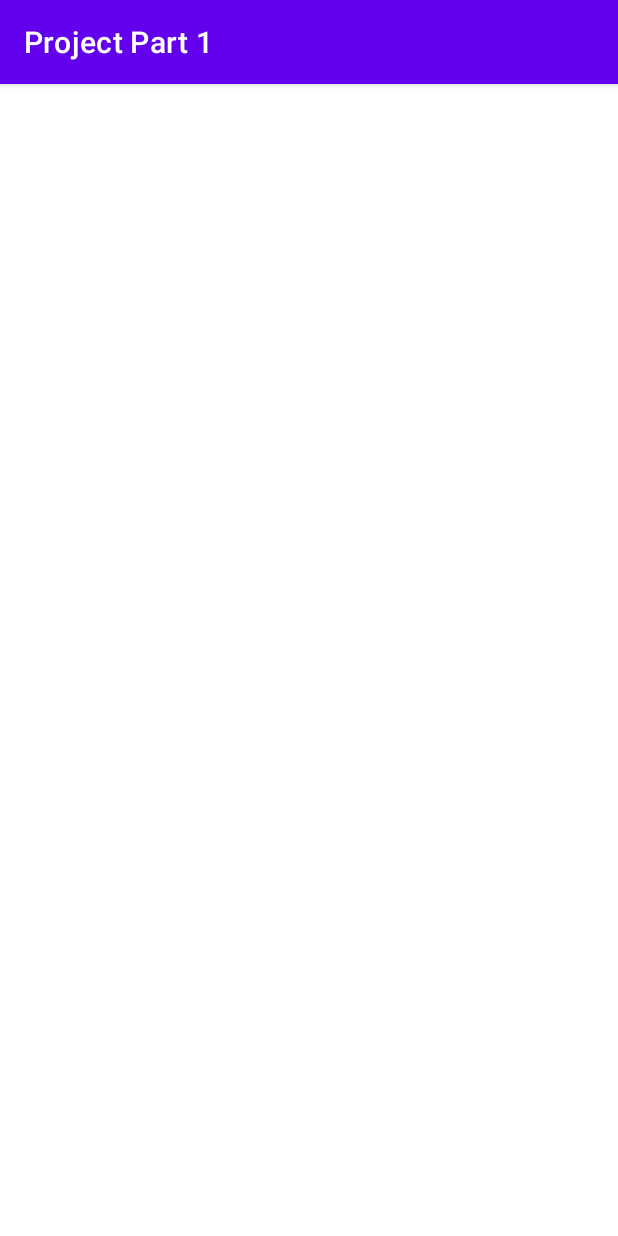
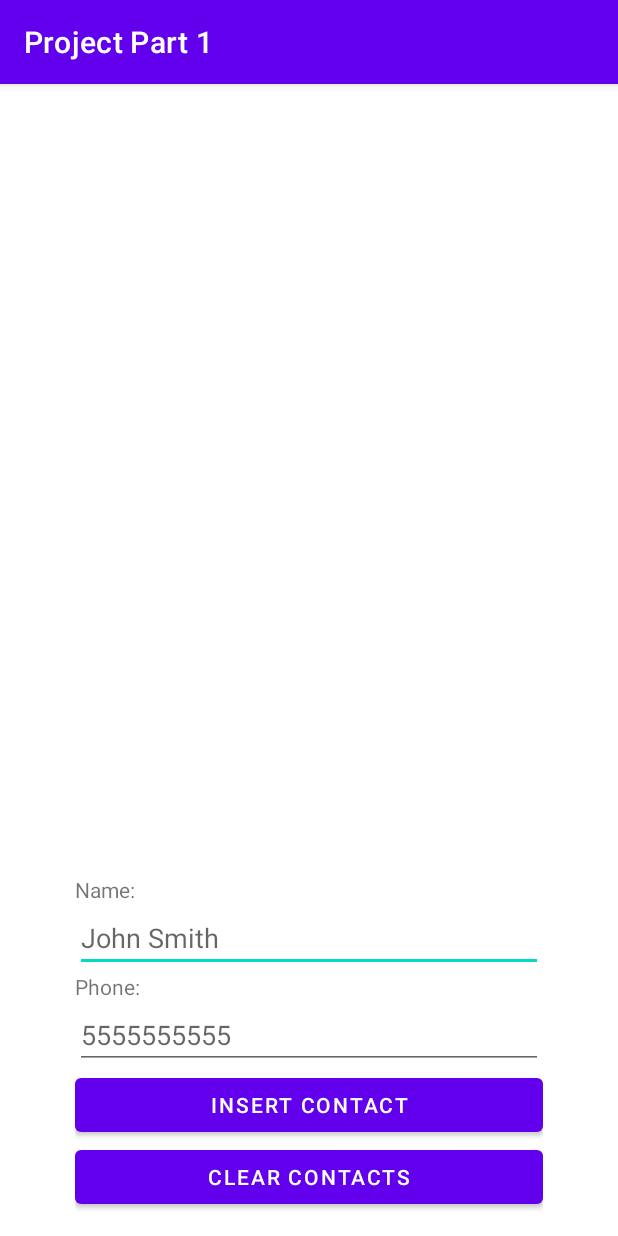
Before and after one commit to bansheerubber/ProjectPart1, an Android app: the ContentActivity screen opened directly, with no data from a screen before it, on a phone screen of 412 x 824 dp. Run offline under Robolectric (Android 15) with nearby library versions, the phone set to English and light mode, and no system bars.

Commit message:
Completed Part 4

```diff
--- a/app/src/main/AndroidManifest.xml
+++ b/app/src/main/AndroidManifest.xml
@@ -12,6 +12,12 @@
         android:supportsRtl="true"
         android:theme="@style/Theme.ProjectPart1"
         tools:targetApi="31">
+        <provider
+            android:name=".ContactContentProvider"
+            android:authorities="com.example.projectpart1"
+            android:enabled="true"
+            android:exported="true"></provider>
+
         <activity
             android:name=".BroadcastActivity"
             android:exported="false" />
--- a/app/src/main/res/layout/activity_content.xml
+++ b/app/src/main/res/layout/activity_content.xml
@@ -4,4 +4,60 @@
     xmlns:tools="http://schemas.android.com/tools"
     android:layout_width="match_parent"
     android:layout_height="match_parent"
-    tools:context=".MainActivity"/>
+    tools:context=".MainActivity">
+
+    <ScrollView
+        android:layout_width="match_parent"
+        android:layout_height="match_parent" >
+        <TableLayout
+            android:layout_width="match_parent"
+            android:layout_height="match_parent"
+            android:id="@+id/tableLayout1"
+            android:padding="10dp"
+            android:shrinkColumns="*"
+            android:stretchColumns="*">
+        </TableLayout>
+    </ScrollView>
+
+    <LinearLayout
+        android:layout_width="match_parent"
+        android:layout_height="wrap_content"
+        android:layout_gravity="bottom"
+        android:layout_marginBottom="15dp"
+        android:orientation="vertical"
+        android:paddingHorizontal="50dp">
+
+        <TextView
+            android:layout_width="match_parent"
+            android:layout_height="wrap_content"
+            android:text="Name: "/>
+        <EditText
+            android:layout_width="match_parent"
+            android:layout_height="wrap_content"
+            android:hint="John Smith"
+            android:id="@+id/text_name"/>
+
+        <TextView
+            android:layout_width="match_parent"
+            android:layout_height="wrap_content"
+            android:text="Phone: "/>
+        <EditText
+            android:layout_width="match_parent"
+            android:layout_height="wrap_content"
+            android:hint="5555555555"
+            android:id="@+id/text_phone"/>
+
+        <Button
+            android:layout_width="match_parent"
+            android:layout_height="wrap_content"
+            android:text="Insert Contact"
+            android:onClick="onInsert"/>
+        <Button
+            android:layout_width="match_parent"
+            android:layout_height="wrap_content"
+            android:text="Clear Contacts"
+            android:onClick="onClear"/>
+
+    </LinearLayout>
+
+</androidx.coordinatorlayout.widget.CoordinatorLayout>
--- a/app/src/main/res/layout/activity_main.xml
+++ b/app/src/main/res/layout/activity_main.xml
@@ -84,7 +84,7 @@
                         android:id="@+id/textView15"
                         android:layout_width="wrap_content"
                         android:layout_height="wrap_content"
-                        android:text="1214558527"
+                        android:text="1201771211"
                         android:textColor="#000000"
                         android:textSize="16sp" />
                 </TableRow>
```
Also changed, not shown: app/src/main/java/com/example/projectpart1/ContactContentProvider.java (added, +111 -0 lines), app/src/main/java/com/example/projectpart1/ContactDatabase.java (added, +40 -0 lines), app/src/main/java/com/example/projectpart1/ContentActivity.java (+74 -2 lines), 1 other file.
